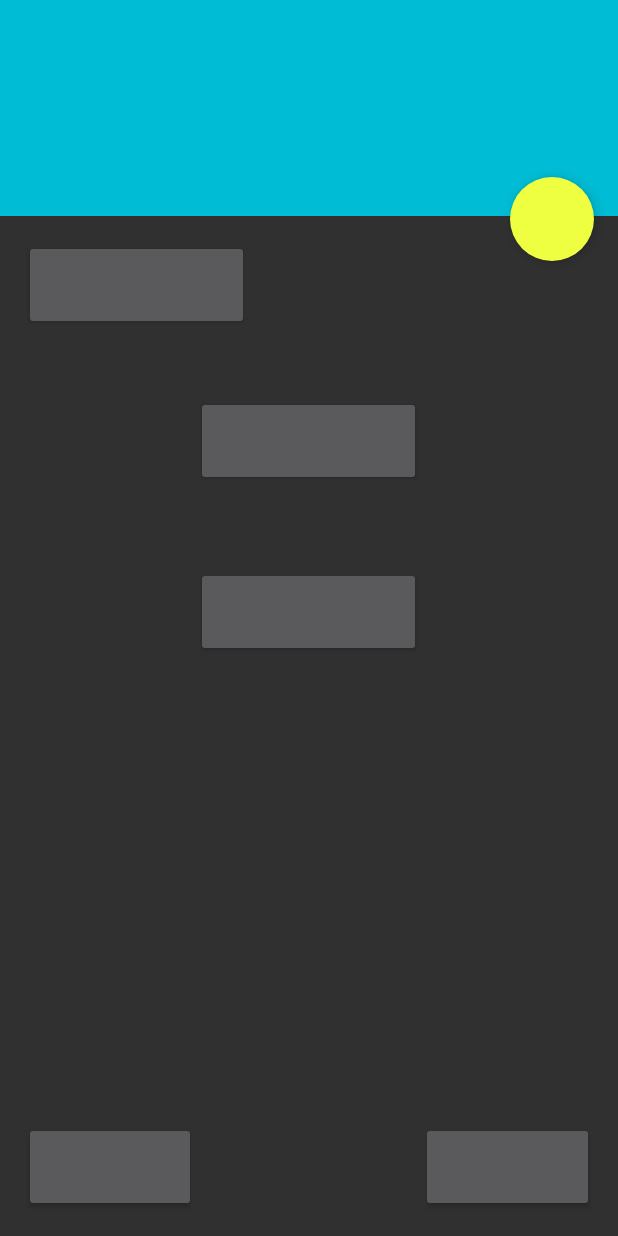
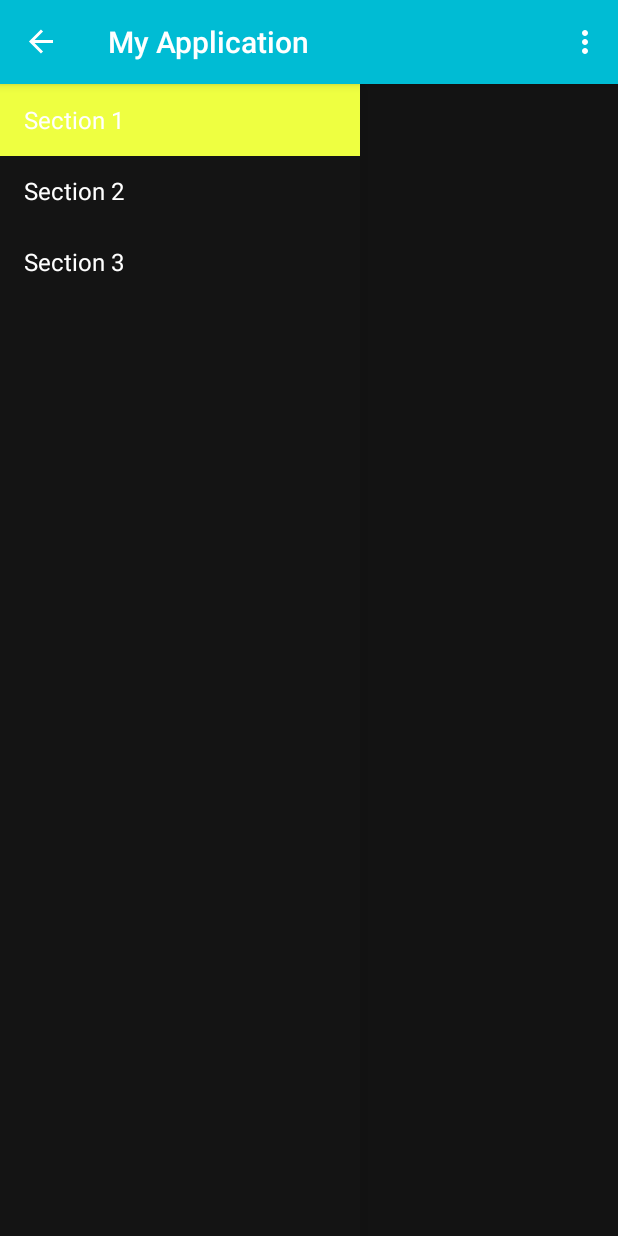
Before and after one commit to saulmm/Android-Material-Examples, an Android app: the screen it shows after launch (FirstActivity before the commit, NavDrawerActivity after it), on a phone screen of 412 x 824 dp. Run offline under Robolectric (Android 15) with nearby library versions, the phone set to English and light mode, and no system bars.

Commit message:
added menu-arrow animation

```diff
--- a/app/build.gradle
+++ b/app/build.gradle
@@ -19,8 +19,10 @@ android {
     }
 }
 
+
 dependencies {
     compile fileTree(dir: 'libs', include: ['*.jar'])
-    compile 'com.android.support:appcompat-v7:21.0.+'
 
+    compile 'com.android.support:appcompat-v7:21.0.0'
+    compile 'com.android.support:support-v4:21.0.0'
 }
--- /dev/null
+++ b/app/src/main/java/com/saulmm/material/NavDrawerActivity.java
@@ -0,0 +1,118 @@
+package com.saulmm.material;
+
+import android.app.Activity;
+
+import android.app.ActionBar;
+import android.app.Fragment;
+import android.app.FragmentManager;
+import android.content.Context;
+import android.os.Build;
+import android.os.Bundle;
+import android.view.Gravity;
+import android.view.LayoutInflater;
+import android.view.Menu;
+import android.view.MenuItem;
+import android.view.View;
+import android.view.ViewGroup;
+import android.support.v4.widget.DrawerLayout;
+import android.widget.ArrayAdapter;
+import android.widget.TextView;
+import com.saulmm.material.R;
+
+public class NavDrawerActivity extends Activity
+        implements NavigationDrawerFragment.NavigationDrawerCallbacks {
+
+    /**
+     * Fragment managing the behaviors, interactions and presentation of the navigation drawer.
+     */
+    private NavigationDrawerFragment mNavigationDrawerFragment;
+
+    /**
+     * Used to store the last screen title. For use in {@link #restoreActionBar()}.
+     */
+    private CharSequence mTitle;
+
+    @Override
+    protected void onCreate(Bundle savedInstanceState) {
+        super.onCreate(savedInstanceState);
+        setContentView(R.layout.activity_nav_drawer);
+
+        mNavigationDrawerFragment = (NavigationDrawerFragment)
+                getFragmentManager().findFragmentById(R.id.navigation_drawer);
+        mTitle = getTitle();
+
+        // Set up the drawer.
+        mNavigationDrawerFragment.setUp(
+                R.id.navigation_drawer,
+                (DrawerLayout) findViewById(R.id.drawer_layout));
+    }
+
+    @Override
+    public void onNavigationDrawerItemSelected(int position) {
+        // update the main content by replacing fragments
+        FragmentManager fragmentManager = getFragmentManager();
+        fragmentManager.beginTransaction()
+                .replace(R.id.container, PlaceholderFragment.newInstance(position + 1))
+                .commit();
+    }
+
+
+
+    public void restoreActionBar() {
+        ActionBar actionBar = getActionBar();
+        actionBar.setNavigationMode(ActionBar.NAVIGATION_MODE_STANDARD);
+        actionBar.setDisplayShowTitleEnabled(true);
+        actionBar.setTitle(mTitle);
+    }
+
+
+
+
+    @Override
+    public boolean onOptionsItemSelected(MenuItem item) {
+        // Handle action bar item clicks here. The action bar will
+        // automatically handle clicks on the Home/Up button, so long
+        // as you specify a parent activity in AndroidManifest.xml.
+        int id = item.getItemId();
+        if (id == R.id.action_settings) {
+            return true;
+        }
+        return super.onOptionsItemSelected(item);
+    }
+
+    /**
+     * A placeholder fragment containing a simple view.
+     */
+    public static class PlaceholderFragment extends Fragment {
+        /**
+         * The fragment argument representing the section number for this
+         * fragment.
+         */
+        private static final String ARG_SECTION_NUMBER = "section_number";
+
+        /**
+         * Returns a new instance of this fragment for the given section
+         * number.
+         */
+        public static PlaceholderFragment newInstance(int sectionNumber) {
+            PlaceholderFragment fragment = new PlaceholderFragment();
+            Bundle args = new Bundle();
+            args.putInt(ARG_SECTION_NUMBER, sectionNumber);
+            fragment.setArguments(args);
+            return fragment;
+        }
+
+        public PlaceholderFragment() {
+        }
+
+        @Override
+        public View onCreateView(LayoutInflater inflater, ViewGroup container,
+                Bundle savedInstanceState) {
+            View rootView = inflater.inflate(R.layout.fragment_nav_drawer, container, false);
+            return rootView;
+        }
+
+
+    }
+
+}
--- /dev/null
+++ b/app/src/main/java/com/saulmm/material/NavigationDrawerFragment.java
@@ -0,0 +1,281 @@
+package com.saulmm.material;
+
+
+import android.app.Activity;
+import android.app.ActionBar;
+import android.app.Fragment;
+import android.support.v4.view.GravityCompat;
+import android.support.v4.widget.DrawerLayout;
+import android.content.SharedPreferences;
+import android.content.res.Configuration;
+import android.os.Bundle;
+import android.preference.PreferenceManager;
+import android.support.v7.app.ActionBarDrawerToggle;
+import android.view.LayoutInflater;
+import android.view.Menu;
+import android.view.MenuInflater;
+import android.view.MenuItem;
+import android.view.View;
+import android.view.ViewGroup;
+import android.widget.AdapterView;
+import android.widget.ArrayAdapter;
+import android.widget.ListView;
+import android.widget.Toast;
+
+/**
+ * Fragment used for managing interactions for and presentation of a navigation drawer.
+ * See the <a href="https://developer.android.com/design/patterns/navigation-drawer.html#Interaction">
+ * design guidelines</a> for a complete explanation of the behaviors implemented here.
+ */
+public class NavigationDrawerFragment extends Fragment {
+
+    /**
+     * Remember the position of the selected item.
+     */
+    private static final String STATE_SELECTED_POSITION = "selected_navigation_drawer_position";
+
+    /**
+     * Per the design guidelines, you should show the drawer on launch until the user manually
+     * expands it. This shared preference tracks this.
+     */
+    private static final String PREF_USER_LEARNED_DRAWER = "navigation_drawer_learned";
+
+    /**
+     * A pointer to the current callbacks instance (the Activity).
+     */
+    private NavigationDrawerCallbacks mCallbacks;
+
+    /**
+     * Helper component that ties the action bar to the navigation drawer.
+     */
+    private ActionBarDrawerToggle mDrawerToggle;
+
+    private DrawerLayout mDrawerLayout;
+    private ListView mDrawerListView;
+    private View mFragmentContainerView;
+
+    private int mCurrentSelectedPosition = 0;
+    private boolean mFromSavedInstanceState;
+    private boolean mUserLearnedDrawer;
+
+    public NavigationDrawerFragment() {
+    }
+
+    @Override
+    public void onCreate(Bundle savedInstanceState) {
+        super.onCreate(savedInstanceState);
+
+        // Read in the flag indicating whether or not the user has demonstrated awareness of the
+        // drawer. See PREF_USER_LEARNED_DRAWER for details.
+        SharedPreferences sp = PreferenceManager.getDefaultSharedPreferences(getActivity());
+        mUserLearnedDrawer = sp.getBoolean(PREF_USER_LEARNED_DRAWER, false);
+
+        if (savedInstanceState != null) {
+            mCurrentSelectedPosition = savedInstanceState.getInt(STATE_SELECTED_POSITION);
+            mFromSavedInstanceState = true;
+        }
+
+        // Select either the default item (0) or the last selected item.
+        selectItem(mCurrentSelectedPosition);
+    }
+
+    @Override
+    public void onActivityCreated (Bundle savedInstanceState) {
+        super.onActivityCreated(savedInstanceState);
+        // Indicate that this fragment would like to influence the set of actions in the action bar.
+        setHasOptionsMenu(true);
+    }
+
+    @Override
+    public View onCreateView(LayoutInflater inflater, ViewGroup container,
+            Bundle savedInstanceState) {
+        mDrawerListView = (ListView) inflater.inflate(
+                R.layout.fragment_navigation_drawer, container, false);
+        mDrawerListView.setOnItemClickListener(new AdapterView.OnItemClickListener() {
+            @Override
+            public void onItemClick(AdapterView<?> parent, View view, int position, long id) {
+                selectItem(position);
+            }
+        });
+        mDrawerListView.setAdapter(new ArrayAdapter<String>(
+                getActionBar().getThemedContext(),
+                android.R.layout.simple_list_item_activated_1,
+                android.R.id.text1,
+                new String[]{
+                        getString(R.string.title_section1),
+                        getString(R.string.title_section2),
+                        getString(R.string.title_section3),
+                }));
+        mDrawerListView.setItemChecked(mCurrentSelectedPosition, true);
+        return mDrawerListView;
+    }
+
+    public boolean isDrawerOpen() {
+        return mDrawerLayout != null && mDrawerLayout.isDrawerOpen(mFragmentContainerView);
+    }
+
+    /**
+     * Users of this fragment must call this method to set up the navigation drawer interactions.
+     *
+     * @param fragmentId   The android:id of this fragment in its activity's layout.
+     * @param drawerLayout The DrawerLayout containing this fragment's UI.
+     */
+    public void setUp(int fragmentId, DrawerLayout drawerLayout) {
+        mFragmentContainerView = getActivity().findViewById(fragmentId);
+        mDrawerLayout = drawerLayout;
+
+        // set a custom shadow that overlays the main content when the drawer opens
+        mDrawerLayout.setDrawerShadow(R.drawable.drawer_shadow, GravityCompat.START);
+        // set up the drawer's list view with items and click listener
+
+        ActionBar actionBar = getActionBar();
+        actionBar.setDisplayHomeAsUpEnabled(true);
+        actionBar.setHomeButtonEnabled(true);
+
+        // ActionBarDrawerToggle ties together the the proper interactions
+        // between the navigation drawer and the action bar app icon.
+        mDrawerToggle = new ActionBarDrawerToggle(
+                getActivity(),                    /* host Activity */
+                mDrawerLayout,                    /* DrawerLayout object */
+                R.string.navigation_drawer_open,  /* "open drawer" description for accessibility */
+                R.string.navigation_drawer_close  /* "close drawer" description for accessibility */
+        ) {
+            @Override
+            public void onDrawerClosed(View drawerView) {
+                super.onDrawerClosed(drawerView);
+                if (!isAdded()) {
+                    return;
+                }
+
+                getActivity().invalidateOptionsMenu(); // calls onPrepareOptionsMenu()
+            }
+
+            @Override
+            public void onDrawerOpened(View drawerView) {
+                super.onDrawerOpened(drawerView);
+                if (!isAdded()) {
+                    return;
+                }
+
+                if (!mUserLearnedDrawer) {
+                    // The user manually opened the drawer; store this flag to prevent auto-showing
+                    // the navigation drawer automatically in the future.
+                    mUserLearnedDrawer = true;
+                    SharedPreferences sp = PreferenceManager
+                            .getDefaultSharedPreferences(getActivity());
+                    sp.edit().putBoolean(PREF_USER_LEARNED_DRAWER, true).apply();
+                }
+
+                getActivity().invalidateOptionsMenu(); // calls onPrepareOptionsMenu()
+            }
+        };
+
+        // If the user hasn't 'learned' about the drawer, open it to introduce them to the drawer,
+        // per the navigation drawer design guidelines.
+        if (!mUserLearnedDrawer && !mFromSavedInstanceState) {
+            mDrawerLayout.openDrawer(mFragmentContainerView);
+        }
+
+        // Defer code dependent on restoration of previous instance state.
+        mDrawerLayout.post(new Runnable() {
+            @Override
+            public void run() {
+                mDrawerToggle.syncState();
+            }
+        });
+
+        mDrawerLayout.setDrawerListener(mDrawerToggle);
+    }
+
+    private void selectItem(int position) {
+        mCurrentSelectedPosition = position;
+        if (mDrawerListView != null) {
+            mDrawerListView.setItemChecked(position, true);
+        }
+        if (mDrawerLayout != null) {
+            mDrawerLayout.closeDrawer(mFragmentContainerView);
+        }
+        if (mCallbacks != null) {
+            mCallbacks.onNavigationDrawerItemSelected(position);
+        }
+    }
+
+    @Override
+    public void onAttach(Activity activity) {
+        super.onAttach(activity);
+        try {
+            mCallbacks = (NavigationDrawerCallbacks) activity;
+        } catch (ClassCastException e) {
+            throw new ClassCastException("Activity must implement NavigationDrawerCallbacks.");
+        }
+    }
+
+    @Override
+    public void onDetach() {
+        super.onDetach();
+        mCallbacks = null;
+    }
+
+    @Override
+    public void onSaveInstanceState(Bundle outState) {
+        super.onSaveInstanceState(outState);
+        outState.putInt(STATE_SELECTED_POSITION, mCurrentSelectedPosition);
+    }
+
+    @Override
+    public void onConfigurationChanged(Configuration newConfig) {
+        super.onConfigurationChanged(newConfig);
+        // Forward the new configuration the drawer toggle component.
+        mDrawerToggle.onConfigurationChanged(newConfig);
+    }
+
+    @Override
+    public void onCreateOptionsMenu(Menu menu, MenuInflater inflater) {
+        // If the drawer is open, show the global app actions in the action bar. See also
+        // showGlobalContextActionBar, which controls the top-left area of the action bar.
+        if (mDrawerLayout != null && isDrawerOpen()) {
+            inflater.inflate(R.menu.global, menu);
+            showGlobalContextActionBar();
+        }
+        super.onCreateOptionsMenu(menu, inflater);
+    }
+
+    @Override
+    public boolean onOptionsItemSelected(MenuItem item) {
+        if (mDrawerToggle.onOptionsItemSelected(item)) {
+            return true;
+        }
+
+        if (item.getItemId() == R.id.action_example) {
+            Toast.makeText(getActivity(), "Example action.", Toast.LENGTH_SHORT).show();
+            return true;
+        }
+
+        return super.onOptionsItemSelected(item);
+    }
+
+    /**
+     * Per the navigation drawer design guidelines, updates the action bar to show the global app
+     * 'context', rather than just what's in the current screen.
+     */
+    private void showGlobalContextActionBar() {
+        ActionBar actionBar = getActionBar();
+        actionBar.setDisplayShowTitleEnabled(true);
+        actionBar.setNavigationMode(ActionBar.NAVIGATION_MODE_STANDARD);
+        actionBar.setTitle(R.string.app_name);
+    }
+
+    private ActionBar getActionBar() {
+        return getActivity().getActionBar();
+    }
+
+    /**
+     * Callbacks interface that all activities using this fragment must implement.
+     */
+    public static interface NavigationDrawerCallbacks {
+        /**
+         * Called when an item in the navigation drawer is selected.
+         */
+        void onNavigationDrawerItemSelected(int position);
+    }
+}
--- /dev/null
+++ b/app/src/main/res/layout/activity_nav_drawer.xml
@@ -0,0 +1,31 @@
+<!-- A DrawerLayout is intended to be used as the top-level content view using match_parent for both width and height to consume the full space available. -->
+<android.support.v4.widget.DrawerLayout
+    xmlns:android="http://schemas.android.com/apk/res/android"
+    xmlns:tools="http://schemas.android.com/tools"
+    android:id="@+id/drawer_layout"
+    android:layout_width="match_parent"
+    android:layout_height="match_parent"
+    tools:context="com.saulmm.material.NavDrawerActivity">
+
+    <!-- As the main content view, the view below consumes the entire
+         space available using match_parent in both dimensions. -->
+    <FrameLayout
+        android:id="@+id/container"
+        android:layout_width="match_parent"
+        android:layout_height="match_parent" />
+
+    <!-- android:layout_gravity="start" tells DrawerLayout to treat
+         this as a sliding drawer on the left side for left-to-right
+         languages and on the right side for right-to-left languages.
+         If you're not building against API 17 or higher, use
+         android:layout_gravity="left" instead. -->
+    <!-- The drawer is given a fixed width in dp and extends the full height of
+         the container. -->
+    <fragment android:id="@+id/navigation_drawer"
+        android:layout_width="@dimen/navigation_drawer_width"
+        android:layout_height="match_parent"
+        android:layout_gravity="start"
+        android:name="com.saulmm.material.NavigationDrawerFragment"
+        tools:layout="@layout/fragment_navigation_drawer" />
+
+</android.support.v4.widget.DrawerLayout>
--- /dev/null
+++ b/app/src/main/res/layout/fragment_navigation_drawer.xml
@@ -0,0 +1,9 @@
+<ListView xmlns:android="http://schemas.android.com/apk/res/android"
+    xmlns:tools="http://schemas.android.com/tools"
+    android:layout_width="match_parent"
+    android:layout_height="match_parent"
+    android:choiceMode="singleChoice"
+    android:divider="@android:color/transparent"
+    android:dividerHeight="0dp"
+    android:background="#cc161616"
+    tools:context="com.saulmm.material.NavigationDrawerFragment" />
--- a/app/src/main/res/values-v21/styles.xml
+++ b/app/src/main/res/values-v21/styles.xml
@@ -1,13 +1,20 @@
 <?xml version="1.0" encoding="utf-8"?>
 <resources>
 
-    <style name="AppTheme" parent="Theme.AppCompat">
+    <style name="AppTheme" parent="android:Theme.Material">
 
         <item name="android:colorPrimary">@color/theme_default_primary</item>
         <item name="android:colorPrimaryDark">@color/theme_default_primary_dark</item>
         <item name="android:statusBarColor">@color/theme_default_primary</item>
         <item name="android:colorAccent">@color/accent</item>
         <item name="android:windowContentTransitions">true</item>
+        <item name="drawerArrowStyle">@style/DrawerArrowStyle</item>
     </style>
 
+    <style name="DrawerArrowStyle" parent="Widget.AppCompat.DrawerArrowToggle">
+        <item name="spinBars">true</item>
+        <item name="color">@android:color/white</item>
+    </style>
+
+
 </resources>
--- a/app/src/main/res/values/strings.xml
+++ b/app/src/main/res/values/strings.xml
@@ -6,5 +6,11 @@
     <string name="title_activity_my_activity2">MyActivity2</string>
     <string name="action_example">Example action</string>
     <string name="hello_world">Hello world!</string>
+    <string name="title_activity_nav_drawer">NavDrawerActivity</string>
+    <string name="title_section1">Section 1</string>
+    <string name="title_section2">Section 2</string>
+    <string name="title_section3">Section 3</string>
+    <string name="navigation_drawer_open">Open navigation drawer</string>
+    <string name="navigation_drawer_close">Close navigation drawer</string>
 
 </resources>
```
Also changed, not shown: app/src/main/AndroidManifest.xml (+9 -4 lines), app/src/main/res/layout/fragment_nav_drawer.xml (added, +16 -0 lines), app/src/main/res/menu/nav_drawer.xml (added, +11 -0 lines), app/src/main/res/drawable-hdpi/drawer_shadow.9.png (added), app/src/main/res/drawable-hdpi/ic_drawer.png (added), app/src/main/res/drawable-mdpi/drawer_shadow.9.png (added), app/src/main/res/drawable-mdpi/ic_drawer.png (added), app/src/main/res/drawable-xhdpi/drawer_shadow.9.png (added), app/src/main/res/drawable-xhdpi/ic_drawer.png (added), app/src/main/res/drawable-xxhdpi/drawer_shadow.9.png (added), app/src/main/res/drawable-xxhdpi/ic_drawer.png (added).
